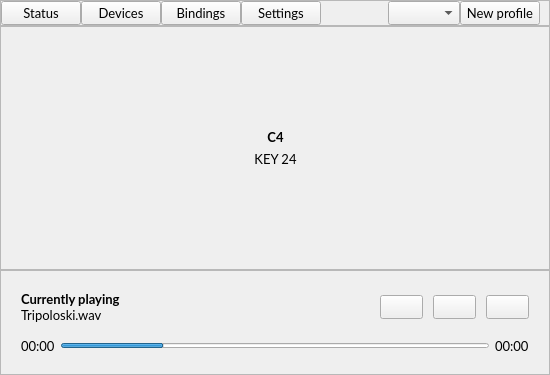
Above: mainwindow.ui from Frewacom/midi-soundboard before the change. Below: the same form after it.
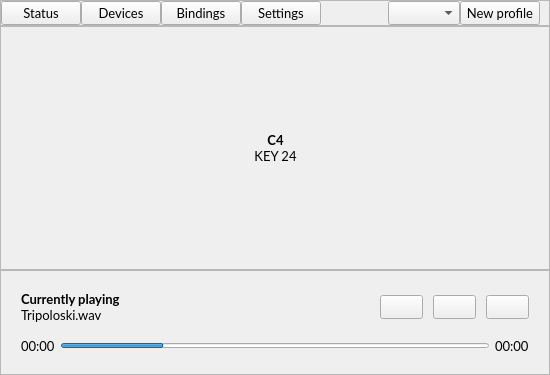
That is the form after the change. Icons and pictures are not drawn.

What changed in the file:
```diff
--- a/mainwindow.ui
+++ b/mainwindow.ui
@@ -268,6 +268,9 @@
              </item>
              <item>
               <layout class="QVBoxLayout" name="verticalLayout_12">
+               <property name="spacing">
+                <number>0</number>
+               </property>
                <item>
                 <widget class="QLabel" name="StatusPressedChord">
                  <property name="font">
@@ -281,7 +284,7 @@
                   <string>C4</string>
                  </property>
                  <property name="alignment">
-                  <set>Qt::AlignCenter</set>
+                  <set>Qt::AlignBottom|Qt::AlignHCenter</set>
                  </property>
                 </widget>
                </item>
```
